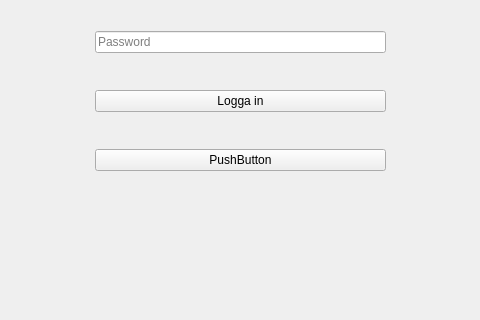
Qt form code/viewer/UI/login.ui (marcusgostasson/smartshop) before a commit; both pictures show x 195 to 675 and y 199 to 519 of the 800 by 600 pixel window.
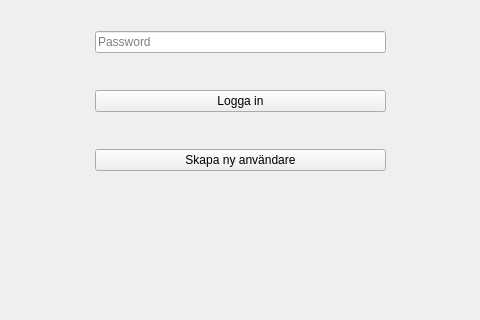
The same form after that commit.

Diff of the .ui file:
```diff
--- a/code/viewer/UI/login.ui
+++ b/code/viewer/UI/login.ui
@@ -34,7 +34,7 @@
      <item row="3" column="0">
       <widget class="QPushButton" name="pushButton_2">
        <property name="text">
-        <string>PushButton</string>
+        <string>Skapa ny användare</string>
        </property>
       </widget>
      </item>
```
Left out of the diff: 10 changed lines with no effect on the pictures.
